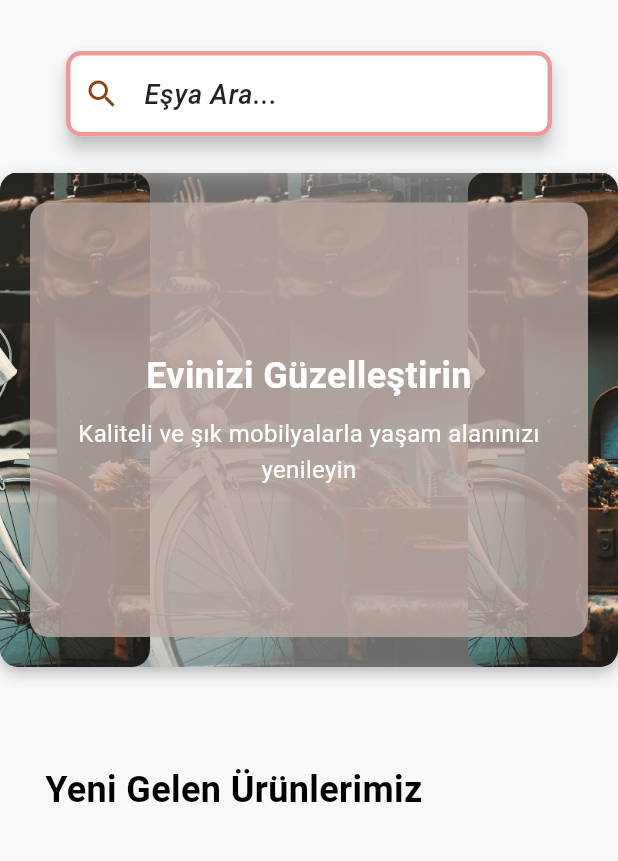
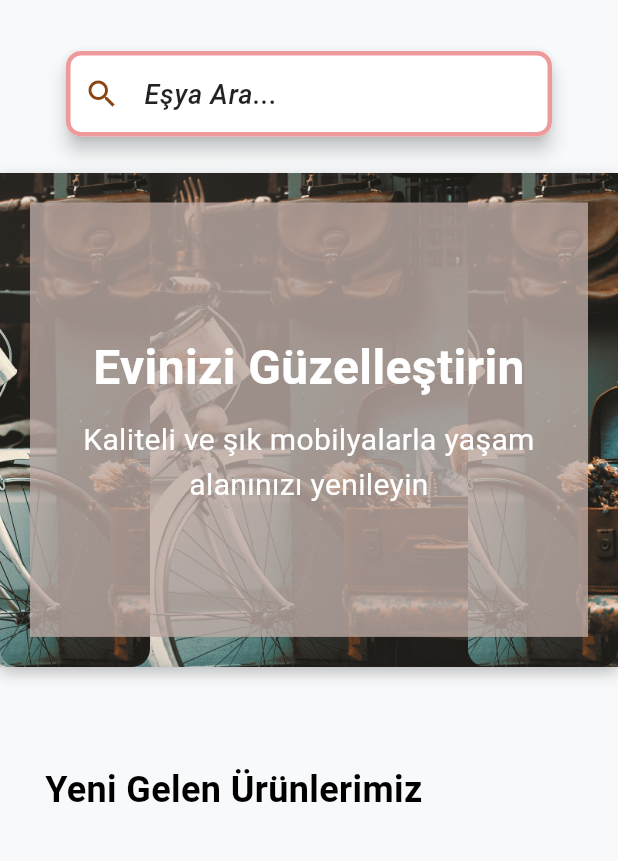
Before and after one commit to ferdidrgn/SaglamSpot, a Flutter app: the screen it shows after launch, on a phone screen of 412 x 824 dp, the part 132-993 px from its top. Run offline on Flutter 3.47's test engine with Material 3 defaults, Android fonts, the phone set to English and light mode, and no system bars; our stand-ins replace cloud_firestore, dartz, equatable, firebase_core, firebase_storage, flutter_bloc and 4 more; accounts and stored records are empty; statements that could not run were skipped.

Commit message:
Update custom_decorated_card.dart

```diff
--- a/lib/core/widgets/custom_decorated_card.dart
+++ b/lib/core/widgets/custom_decorated_card.dart
@@ -17,10 +17,9 @@ class CustomDecoratedCard extends StatelessWidget {
   @override
   Widget build(BuildContext context) {
     return Container(
-      margin: const EdgeInsets.only(bottom: 10), // Space between cards
-      decoration: BoxDecoration(
-        borderRadius: BorderRadius.circular(12),
-        boxShadow: const [
+      margin: const EdgeInsets.only(bottom: 10),
+      decoration: const BoxDecoration(
+        boxShadow: [
           BoxShadow(
             color: Colors.black26,
             blurRadius: 8,
@@ -33,7 +32,6 @@ class CustomDecoratedCard extends StatelessWidget {
           Positioned.fill(
             child: Container(
               decoration: BoxDecoration(
-                borderRadius: BorderRadius.circular(12),
                 image: DecorationImage(
                   image: AssetImage(imageUrl),
                   fit: BoxFit.cover,
@@ -46,12 +44,23 @@ class CustomDecoratedCard extends StatelessWidget {
             ),
           ),
           ClipRRect(
-            borderRadius: BorderRadius.circular(12),
             child: Image.asset(
               imageUrl,
-              width: 100,
+              width: double.infinity,
               height: MediaQuery.of(context).size.height * 0.4,
               fit: BoxFit.cover,
+            ),
+          ),
+          Align(
+            alignment: Alignment.centerLeft,
+            child: ClipRRect(
+              borderRadius: BorderRadius.circular(12),
+              child: Image.asset(
+                imageUrl,
+                width: 100,
+                height: MediaQuery.of(context).size.height * 0.4,
+                fit: BoxFit.cover,
+              ),
             ),
           ),
           Align(
@@ -72,11 +81,9 @@ class CustomDecoratedCard extends StatelessWidget {
             right: 20,
             bottom: 20,
             child: Container(
-              width: MediaQuery.of(context).size.width * 0.87,
               padding: const EdgeInsets.all(16.0),
               decoration: BoxDecoration(
                 color: color.withOpacity(0.8),
-                borderRadius: BorderRadius.circular(12),
               ),
               child: Column(
                 mainAxisAlignment: MainAxisAlignment.center,
@@ -85,7 +92,7 @@ class CustomDecoratedCard extends StatelessWidget {
                   Text(
                     title,
                     style: const TextStyle(
-                      fontSize: 24,
+                      fontSize: 32,
                       fontWeight: FontWeight.bold,
                       color: Colors.white,
                     ),
@@ -95,7 +102,7 @@ class CustomDecoratedCard extends StatelessWidget {
                   Text(
                     content,
                     style: const TextStyle(
-                      fontSize: 16,
+                      fontSize: 20,
                       color: Colors.white,
                       height: 1.5,
                     ),
```
